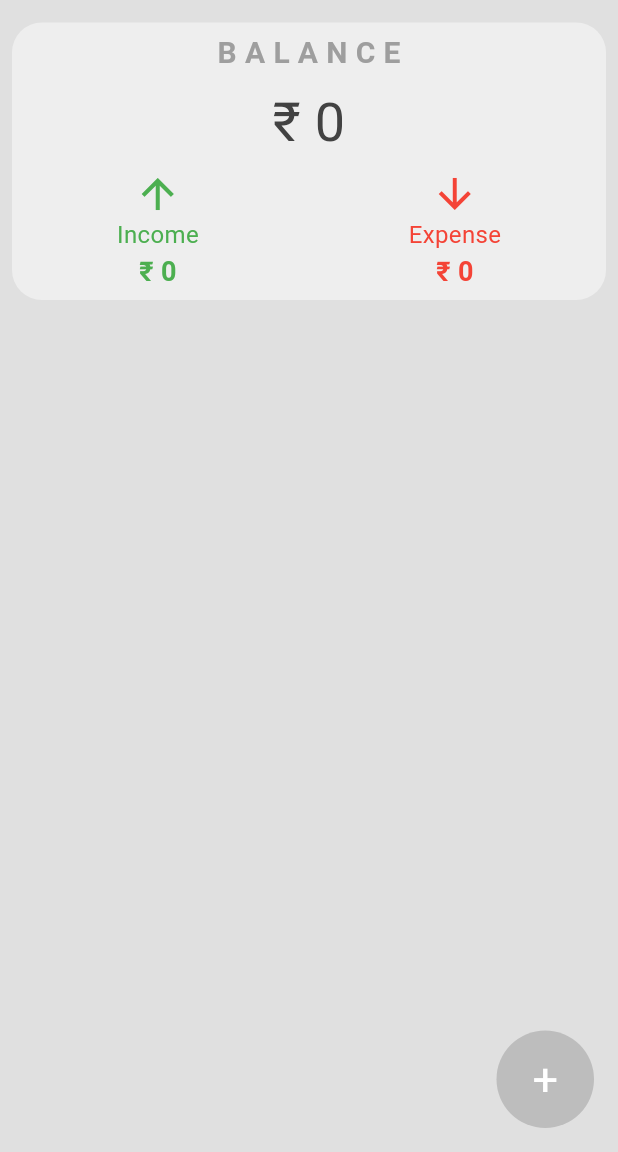
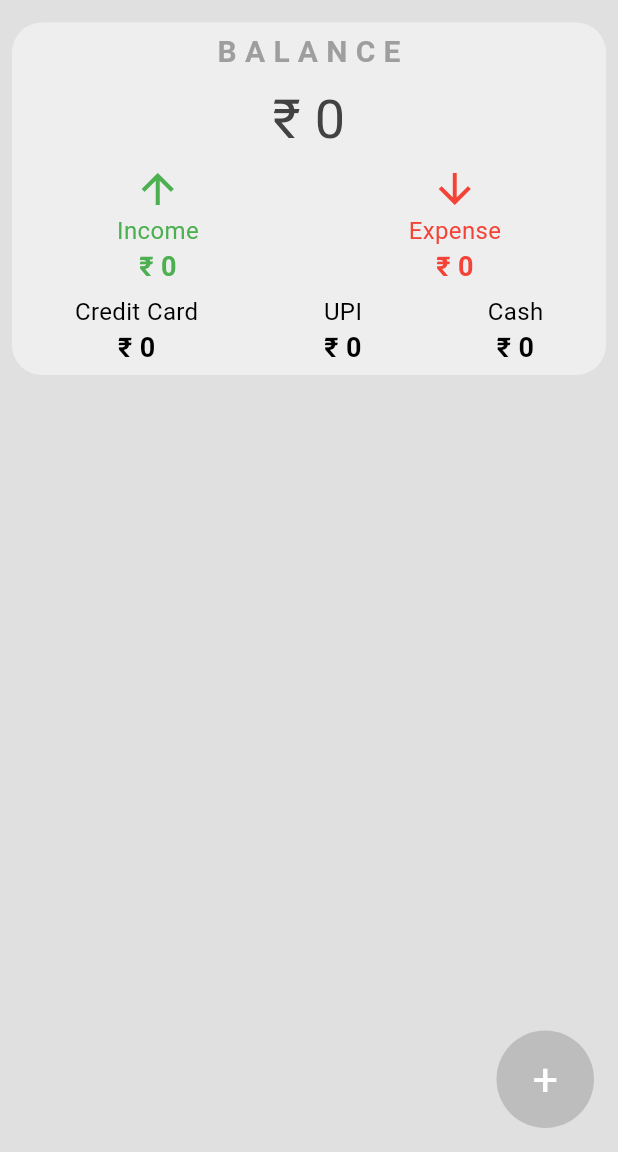
Before and after one commit to Kush-munot/Expense-Tracker-Flutter, a Flutter app: the screen it shows after launch, on a phone screen of 412 x 824 dp, the part 84-1236 px from its top. Run offline on Flutter 3.47's test engine with Material 3 defaults, Android fonts, the phone set to English and light mode, and no system bars; our stand-ins replace flutter_dotenv, flutter_local_notifications; network calls fail.

Commit message:
new feature added

```diff
--- a/expense_tracker/lib/main.dart
+++ b/expense_tracker/lib/main.dart
@@ -68,6 +68,10 @@
   String income = "₹ 0";
   String expense = "₹ 0";
 
+  String cc_exp = "₹ 0";
+  String upi_exp = "₹ 0";
+  String cash_exp = "₹ 0";
+
   void _newTransaction() {
     showDialog(
       context: context,
@@ -103,12 +107,25 @@
 
         double totalIncome = 0;
         double totalExpense = 0;
+        double totalCreditCardExpense = 0;
+        double totalUpiExpense = 0;
+        double totalCashExpense = 0;
 
         for (var transaction in fetchedTransactions) {
           if (transaction.expenseOrIncome == 'Income') {
             totalIncome += double.parse(transaction.money);
           } else if (transaction.expenseOrIncome == 'Expense') {
             totalExpense += double.parse(transaction.money);
+          }
+
+          if (transaction.modeOfPayment == 'Credit Card') {
+            totalCreditCardExpense += double.parse(transaction.money);
+          }
+          if (transaction.modeOfPayment == 'UPI') {
+            totalUpiExpense += double.parse(transaction.money);
+          }
+          if (transaction.modeOfPayment == 'Cash') {
+            totalCashExpense += double.parse(transaction.money);
           }
         }
 
@@ -117,7 +134,12 @@
           income = '₹ $totalIncome';
           expense = '₹ $totalExpense';
           balance = '₹ ${totalIncome - totalExpense}';
+          cc_exp = '₹ $totalCreditCardExpense';
+          upi_exp = '₹ $totalUpiExpense';
+          cash_exp = '₹ $totalCashExpense';
         });
+        print(cc_exp);
+        print(expense);
       } else {
         print('Failed to fetch data. Status Code: ${response.statusCode}');
       }
@@ -172,7 +194,8 @@
       body: CustomScrollView(
         slivers: [
           SliverPersistentHeader(
-            delegate: TopCardDelegate(balance, income, expense),
+            delegate: TopCardDelegate(
+                balance, income, expense, cc_exp, upi_exp, cash_exp),
             floating: false,
             pinned: true,
           ),
@@ -207,7 +230,12 @@
   final String income;
   final String expense;
 
-  TopCardDelegate(this.balance, this.income, this.expense);
+  final String creditCardExp;
+  final String upiExp;
+  final String cashExp;
+
+  TopCardDelegate(this.balance, this.income, this.expense, this.creditCardExp,
+      this.upiExp, this.cashExp);
 
   @override
   Widget build(
@@ -215,14 +243,21 @@
     double shrinkOffset,
     bool overlapsContent,
   ) {
-    return TopCard(balance: balance, income: income, expense: expense);
+    return TopCard(
+      balance: balance,
+      income: income,
+      expense: expense,
+      cc_exp: creditCardExp,
+      upi_exp: upiExp,
+      cash_exp: cashExp,
+    );
   }
 
   @override
-  double get maxExtent => 200.0;
+  double get maxExtent => 250.0;
 
   @override
-  double get minExtent => 200.0;
+  double get minExtent => 250.0;
 
   @override
   bool shouldRebuild(covariant SliverPersistentHeaderDelegate oldDelegate) {
--- a/expense_tracker/lib/top_card.dart
+++ b/expense_tracker/lib/top_card.dart
@@ -1,14 +1,22 @@
 import 'package:flutter/material.dart';
+import 'package:flutter_local_notifications/flutter_local_notifications.dart';
 
 class TopCard extends StatelessWidget {
   final String balance;
   final String income;
   final String expense;
+  final String cc_exp;
+  final String upi_exp;
+  final String cash_exp;
+
   const TopCard(
       {Key? key,
       required this.balance,
       required this.expense,
-      required this.income})
+      required this.income,
+      required this.cash_exp,
+      required this.cc_exp,
+      required this.upi_exp})
       : super(key: key);
 
   @override
@@ -19,7 +27,7 @@ class TopCard extends StatelessWidget {
           ? Colors.grey[300]
           : Colors.teal[300],
       child: Container(
-        height: 300,
+        height: 400,
         decoration: BoxDecoration(
           borderRadius: BorderRadius.circular(20),
           color: Colors.grey[200],
@@ -64,6 +72,44 @@ class TopCard extends StatelessWidget {
                   ],
                 ),
               ],
+            ),
+            Row(
+              mainAxisAlignment: MainAxisAlignment.spaceAround,
+              children: [
+                Column(
+                  children: [
+                    const Text('Credit Card',
+                        style: TextStyle(color: Colors.black, fontSize: 16)),
+                    Text(cc_exp,
+                        style: const TextStyle(
+                            color: Colors.black,
+                            fontWeight: FontWeight.w700,
+                            fontSize: 18)),
+                  ],
+                ),
+                Column(
+                  children: [
+                    const Text('UPI',
+                        style: TextStyle(color: Colors.black, fontSize: 16)),
+                    Text(upi_exp,
+                        style: const TextStyle(
+                            color: Colors.black,
+                            fontWeight: FontWeight.w700,
+                            fontSize: 18)),
+                  ],
+                ),
+                Column(
+                  children: [
+                    const Text('Cash',
+                        style: TextStyle(color: Colors.black, fontSize: 16)),
+                    Text(cash_exp,
+                        style: const TextStyle(
+                            color: Colors.black,
+                            fontWeight: FontWeight.w700,
+                            fontSize: 18)),
+                  ],
+                ),
+              ],
             )
           ],
         ),
```
Also changed, not shown: 1 other file.
